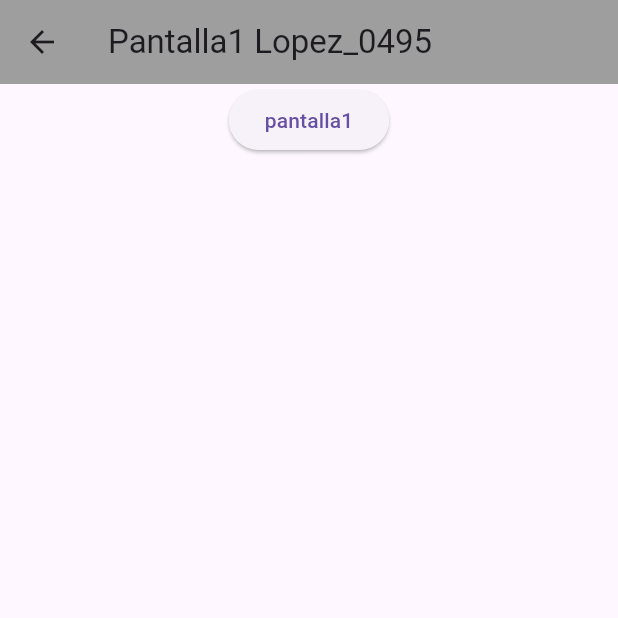
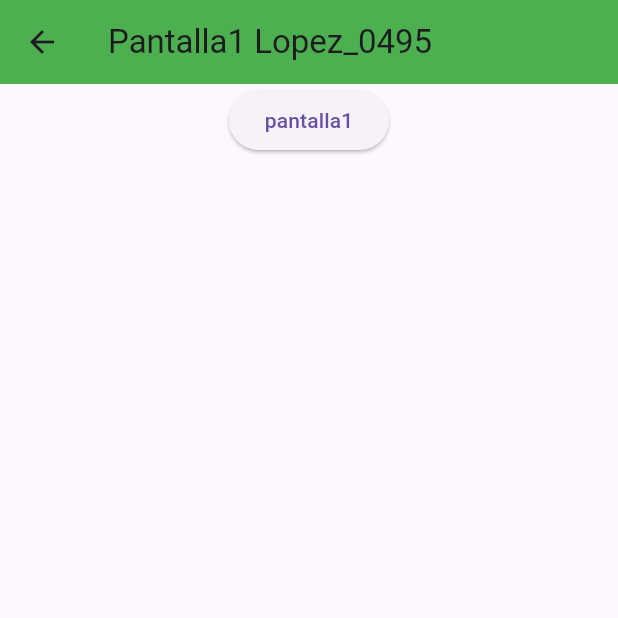
Before and after one commit to JazLopezMartinez/P13-Rutas-0495, a Flutter app: the screen it shows after launch, after a tap on "Ir a la primer pantalla", on a phone screen of 412 x 824 dp, the top half of it. Run offline on Flutter 3.47's test engine with Material 3 defaults, Android fonts, the phone set to English and light mode, and no system bars.

```diff
--- a/lib/pantalla1_0495.dart
+++ b/lib/pantalla1_0495.dart
@@ -7,7 +7,7 @@ class Pantalla1_0495 extends StatelessWidget {
     return Scaffold(
       appBar: AppBar(
         title: const Text("Pantalla1 Lopez_0495"),
-        backgroundColor: Colors.grey,
+        backgroundColor: Colors.green,
       ),
       body: Center(
         child: Column(
--- a/lib/pantalla2_0495.dart
+++ b/lib/pantalla2_0495.dart
@@ -8,7 +8,7 @@ class Pantalla2_0495 extends StatelessWidget {
     return Scaffold(
       appBar: AppBar(
         title: const Text("Pantalla2 Lopez_0495"),
-        backgroundColor: Colors.green,
+        backgroundColor: Colors.purple,
       ),
       body: Center(
         child: Column(
--- a/lib/pantallaini_0495.dart
+++ b/lib/pantallaini_0495.dart
@@ -7,7 +7,7 @@ class Pantallainicio_0495 extends StatelessWidget {
     return Scaffold(
       appBar: AppBar(
         title: const Text("PaginaInicial Lopez_0495"),
-        backgroundColor: Colors.purple,
+        backgroundColor: Colors.pink,
       ),
       body: Center(
         child: Column(
```
